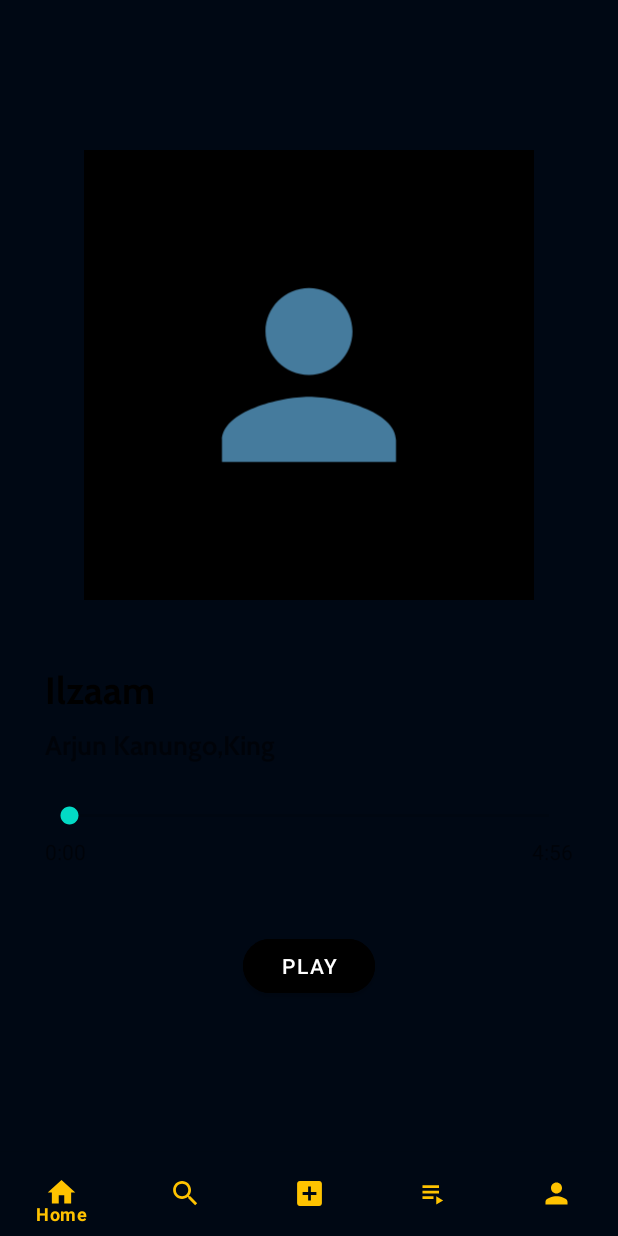
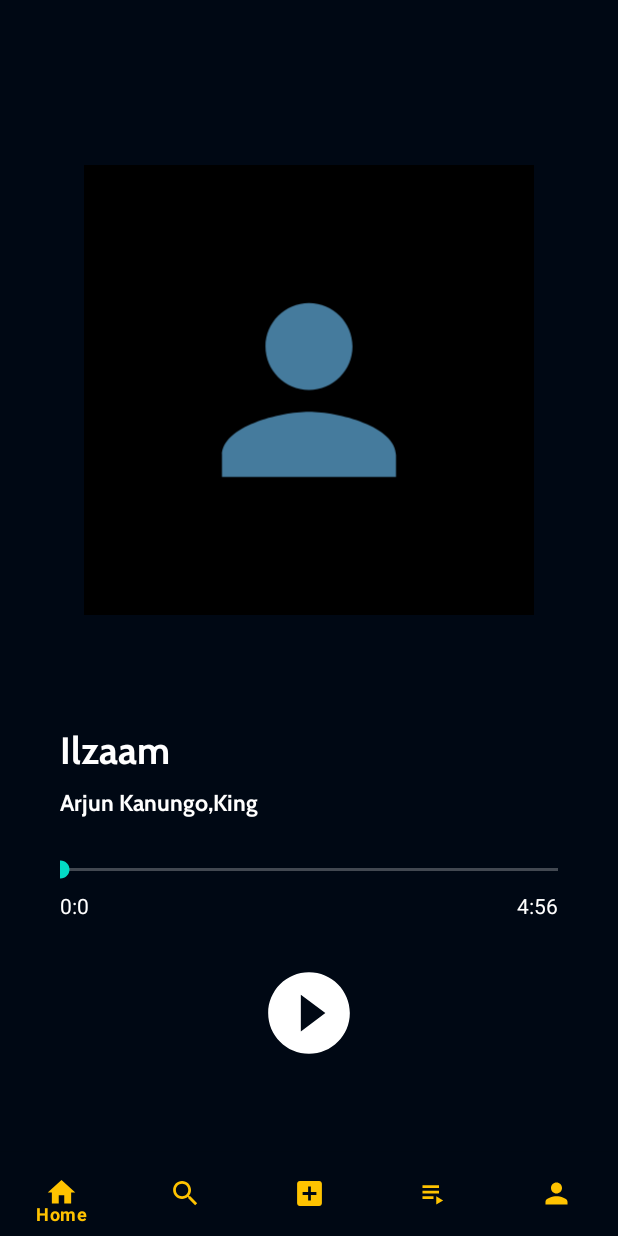
Before and after one commit to Aman16-ai/GaanaWorld-AndroidApp, an Android app: the fragment MusicScreenFragment placed in its activity, on a phone screen of 412 x 824 dp. Run offline under Robolectric (Android 15) with nearby library versions, the phone set to English and light mode, and no system bars; our stand-ins replace Firebase (no records; nobody signed in at launch, a user with empty details on screens opened directly), navigation-ui; plain views replace PlayerView; 5 statements that could not run were skipped.

Commit message:
adding seekbar and current duration functionality

```diff
--- a/app/src/main/java/com/example/gaanaworld/exoplayer/ExoPlayerMusic.kt
+++ b/app/src/main/java/com/example/gaanaworld/exoplayer/ExoPlayerMusic.kt
@@ -15,6 +15,7 @@ import com.google.android.exoplayer2.upstream.DefaultDataSource
 import com.google.android.exoplayer2.upstream.DefaultDataSourceFactory
 import com.google.android.exoplayer2.upstream.DefaultHttpDataSource
 import com.google.android.exoplayer2.util.Util
+import java.time.Duration
 import kotlin.properties.Delegates
 
 class ExoPlayerMusic(val context:Context) {
@@ -42,7 +43,6 @@ class ExoPlayerMusic(val context:Context) {
 
             }
         })
-
     }
 
     public fun playPauseMusic() {
@@ -57,6 +57,9 @@ class ExoPlayerMusic(val context:Context) {
         return songDuration
     }
 
+    fun seekToCurrentDuration(duration: Long) {
+        exoPlayer.seekTo(duration)
+    }
     public fun getCurrentPlayerPosition() : Long {
         return exoPlayer.currentPosition
     }
--- a/app/src/main/java/com/example/gaanaworld/ui/HomeActivity.kt
+++ b/app/src/main/java/com/example/gaanaworld/ui/HomeActivity.kt
@@ -3,11 +3,14 @@ package com.example.gaanaworld.ui
 import android.opengl.Visibility
 import androidx.appcompat.app.AppCompatActivity
 import android.os.Bundle
+import android.util.Log
 import android.view.View
+import androidx.activity.viewModels
 import androidx.appcompat.widget.Toolbar
 import androidx.navigation.fragment.NavHostFragment
 import androidx.navigation.ui.setupWithNavController
 import com.example.gaanaworld.R
+import com.example.gaanaworld.ui.viewmodels.SongsViewModel
 import com.google.android.material.bottomnavigation.BottomNavigationView
 
 class HomeActivity : AppCompatActivity() {
--- a/app/src/main/java/com/example/gaanaworld/ui/MusicScreenFragment.kt
+++ b/app/src/main/java/com/example/gaanaworld/ui/MusicScreenFragment.kt
@@ -6,11 +6,9 @@ import androidx.fragment.app.Fragment
 import android.view.LayoutInflater
 import android.view.View
 import android.view.ViewGroup
-import android.widget.Button
-import android.widget.ImageView
-import android.widget.SeekBar
-import android.widget.TextView
+import android.widget.*
 import androidx.fragment.app.activityViewModels
+import androidx.fragment.app.viewModels
 import androidx.navigation.fragment.navArgs
 import com.bumptech.glide.Glide
 import com.example.gaanaworld.R
@@ -22,14 +20,14 @@ class MusicScreenFragment : Fragment() {
 
 
     private val songsViewModel: SongsViewModel by activityViewModels()
-    private lateinit var play_pause_btn:Button
+    private lateinit var play_pause_btn:ImageButton
     private lateinit var thumbnail_img : ImageView
     private lateinit var song_name_tv:TextView
     private lateinit var current_duration_tv:TextView
     private lateinit var duration_tv:TextView
     private lateinit var song_singer_name_tv:TextView
     private lateinit var song_seekbar:SeekBar
-    private lateinit var playerView : PlayerView
+    private var updateSeekbar = true
     val args : MusicScreenFragmentArgs by navArgs()
     override fun onCreate(savedInstanceState: Bundle?) {
         super.onCreate(savedInstanceState)
@@ -47,19 +45,45 @@ class MusicScreenFragment : Fragment() {
         song_name_tv = view.findViewById(R.id.song_name_tv)
         song_singer_name_tv = view.findViewById(R.id.song_singer_name_tv)
         duration_tv = view.findViewById(R.id.song_duration_tv)
-        song_seekbar = view.findViewById<SeekBar>(R.id.song_seekbar)
-//        playerView = view.findViewById(R.id.player_view)
+        current_duration_tv = view.findViewById(R.id.song_current_duration_tv)
+        song_seekbar = view.findViewById(R.id.song_seekbar)
+
+        song_seekbar.setOnSeekBarChangeListener(object : SeekBar.OnSeekBarChangeListener {
+            override fun onProgressChanged(p0: SeekBar?, p1: Int, p2: Boolean) {
+                if(p2) {
+                    updateCurrentDurationUI(p1.toLong())
+                }
+            }
+
+            override fun onStartTrackingTouch(p0: SeekBar?) {
+                updateSeekbar = false
+            }
+
+            override fun onStopTrackingTouch(p0: SeekBar?) {
+                p0?.let {
+                    songsViewModel.seekTo(it.progress.toLong())
+                    updateSeekbar = true
+                }
+            }
+
+        })
 
 
+//        initialzing the exoplayer with song song
+        songsViewModel.initialized(args.songsArray[args.currentPosition].url)
 
-
-//        getting current duration of song and setting it in as max value of seekbar
+//        getting total duration of song and setting it in as max value of seekbar
         songsViewModel.getSongDuration().observe(viewLifecycleOwner) {
             Log.d("songduration", "onCreateView: "+it.toInt())
             song_seekbar.max = it.toInt()
             duration_tv.text = songsViewModel.durationConverter(it.toInt())
         }
 
+        // getting current duration of song and updating the seekbar progress
+        songsViewModel.currentPosition.observe(viewLifecycleOwner) {
+            Log.d("current", "onCreateView: "+it.toInt())
+            updateCurrentDurationUI(it!!)
+        }
 
 //        loading song thumbnail in image view
         Glide.with(this).load(args.songsArray[args.currentPosition].thumbnail).into(thumbnail_img)
@@ -72,14 +96,14 @@ class MusicScreenFragment : Fragment() {
         //setting song name in textview
         song_name_tv.text = args.songsArray[args.currentPosition].name
 
-//        setting singer name in textview
-//         TODO: singer name in textview
+        return view
+    }
 
-//        playing song
-        songsViewModel.initialized(args.songsArray[args.currentPosition].url)
-
-
-        return view
+    private fun updateCurrentDurationUI(it: Long) {
+        if(updateSeekbar) {
+            song_seekbar.progress = it.toInt()
+            current_duration_tv.text = songsViewModel.durationConverter(it.toInt())
+        }
     }
 
 
--- a/app/src/main/java/com/example/gaanaworld/ui/viewmodels/SongsViewModel.kt
+++ b/app/src/main/java/com/example/gaanaworld/ui/viewmodels/SongsViewModel.kt
@@ -13,6 +13,7 @@ import com.example.gaanaworld.helper.TaskProgressTracker
 import com.example.gaanaworld.utils.toast
 import com.google.android.exoplayer2.ExoPlayer
 import kotlinx.coroutines.async
+import kotlinx.coroutines.delay
 import kotlinx.coroutines.launch
 
 class SongsViewModel(application: Application) : AndroidViewModel(application) {
@@ -21,12 +22,17 @@ class SongsViewModel(application: Application) : AndroidViewModel(application) {
     private var exoPlayerMusic = ExoPlayerMusic(application.applicationContext)
     private val songDao = SongDao()
     private var songslst : MutableLiveData<MutableList<Song>> = MutableLiveData()
-    private var currentPosition : MutableLiveData<Long> = MutableLiveData()
+    private var _currentPosition : MutableLiveData<Long> = MutableLiveData()
+    val currentPosition : LiveData<Long>
+    get () = _currentPosition
     private var _uploadProgressTracker : MutableLiveData<TaskProgressTracker> = MutableLiveData()
 
     val uploadProgressTracker : LiveData<TaskProgressTracker>
     get() = _uploadProgressTracker
 
+    init {
+        getCurrentSongDuration()
+    }
     fun initialized(url:String) {
         exoPlayerMusic.initializedPlayer(url)
     }
@@ -40,12 +46,19 @@ class SongsViewModel(application: Application) : AndroidViewModel(application) {
         return songslst
     }
 
+    fun seekTo(duration:Long) {
+        exoPlayerMusic.seekToCurrentDuration(duration)
+    }
     fun getSongDuration() : MutableLiveData<Long> {
         return exoPlayerMusic.getMusicDuration()
     }
-    fun getCurrentSongDuration() : MutableLiveData<Long> {
-        currentPosition.value = exoPlayerMusic.getCurrentPlayerPosition()
-        return currentPosition
+    private fun getCurrentSongDuration() {
+        viewModelScope.launch {
+            while (true) {
+                _currentPosition.postValue(exoPlayerMusic.getCurrentPlayerPosition())
+                delay(100L)
+            }
+        }
     }
 
     fun fetchSongs() {
--- /dev/null
+++ b/app/src/main/res/drawable/ic_baseline_play_circle_filled_24.xml
@@ -0,0 +1,5 @@
+<vector android:height="65dp" android:tint="#ffff"
+    android:viewportHeight="24" android:viewportWidth="24"
+    android:width="65dp" xmlns:android="http://schemas.android.com/apk/res/android">
+    <path android:fillColor="@android:color/white" android:pathData="M12,2C6.48,2 2,6.48 2,12s4.48,10 10,10 10,-4.48 10,-10S17.52,2 12,2zM10,16.5v-9l6,4.5 -6,4.5z"/>
+</vector>
--- a/app/src/main/res/layout/fragment_music_screen.xml
+++ b/app/src/main/res/layout/fragment_music_screen.xml
@@ -4,7 +4,10 @@
     android:layout_width="match_parent"
     android:layout_height="match_parent"
     xmlns:app="http://schemas.android.com/apk/res-auto"
-    tools:context=".ui.MusicScreenFragment">
+    tools:context=".ui.MusicScreenFragment"
+    android:background="#000814"
+    android:padding="10dp"
+    >
 
     <ImageView
         android:id="@+id/current_song_thumbnail"
@@ -25,10 +28,10 @@
         app:layout_constraintTop_toBottomOf="@id/current_song_thumbnail"
         app:layout_constraintLeft_toLeftOf="parent"
         app:layout_constraintRight_toRightOf="parent"
-        android:layout_marginTop="40dp"
+        android:layout_marginTop="70dp"
         android:text="Ilzaam"
         android:textSize="25dp"
-        android:textColor="@color/black"
+        android:textColor="@color/white"
         android:layout_marginLeft="30dp"
         android:layout_marginRight="30dp"
         android:fontFamily="@font/cabinbold"
@@ -42,7 +45,8 @@
         app:layout_constraintRight_toRightOf="@id/song_name_tv"
         android:text="Arjun Kanungo,King"
         android:layout_marginTop="5dp"
-        android:textSize="18dp"
+        android:textSize="15dp"
+        android:textColor="@color/white"
         android:fontFamily="@font/cabinbold"
 
         />
@@ -50,18 +54,26 @@
         android:id="@+id/song_seekbar"
         android:layout_width="0dp"
         android:layout_height="wrap_content"
-        app:layout_constraintTop_toBottomOf="@id/song_singer_name_tv"
+        app:layout_constraintTop_toBottomOf="@+id/song_singer_name_tv"
         app:layout_constraintLeft_toLeftOf="@+id/song_singer_name_tv"
         app:layout_constraintRight_toRightOf="@id/song_singer_name_tv"
         android:layout_marginTop="25dp"
+        android:progressBackgroundTint="@color/white"
+        android:progressTint="@color/white"
+        android:scaleY="1"
+        android:paddingStart="0dp"
+        android:paddingEnd="0dp"
         />
+
+
     <TextView
         android:id="@+id/song_duration_tv"
         android:layout_width="0dp"
         android:layout_height="wrap_content"
-        app:layout_constraintTop_toBottomOf="@+id/song_seekbar"
+        app:layout_constraintTop_toBottomOf="@id/song_seekbar"
         app:layout_constraintRight_toRightOf="@id/song_seekbar"
         android:layout_marginTop="5dp"
+        android:textColor="@color/white"
         android:text="4:56"
 
         />
@@ -70,23 +82,23 @@
         android:id="@+id/song_current_duration_tv"
         android:layout_width="0dp"
         android:layout_height="wrap_content"
-        app:layout_constraintTop_toBottomOf="@+id/song_seekbar"
-        app:layout_constraintLeft_toLeftOf="@+id/song_seekbar"
+        app:layout_constraintTop_toBottomOf="@id/song_seekbar"
+        app:layout_constraintLeft_toLeftOf="@id/song_seekbar"
         android:layout_marginTop="5dp"
+        android:textColor="@color/white"
         android:text="0:00"
 
         />
-    <com.google.android.material.button.MaterialButton
+    <ImageButton
         android:id="@+id/play_pause_btn"
         android:layout_width="wrap_content"
         android:layout_height="wrap_content"
         app:layout_constraintBottom_toBottomOf="parent"
         app:layout_constraintLeft_toLeftOf="parent"
         app:layout_constraintRight_toRightOf="parent"
-        android:layout_marginBottom="100dp"
+        android:layout_marginBottom="50dp"
         android:text="play"
-        android:backgroundTint="@color/black"
-        app:cornerRadius="20dp"
+       android:background="@drawable/ic_baseline_play_circle_filled_24"
         />
 
 <!--    <com.google.android.exoplayer2.ui.PlayerView-->
```
